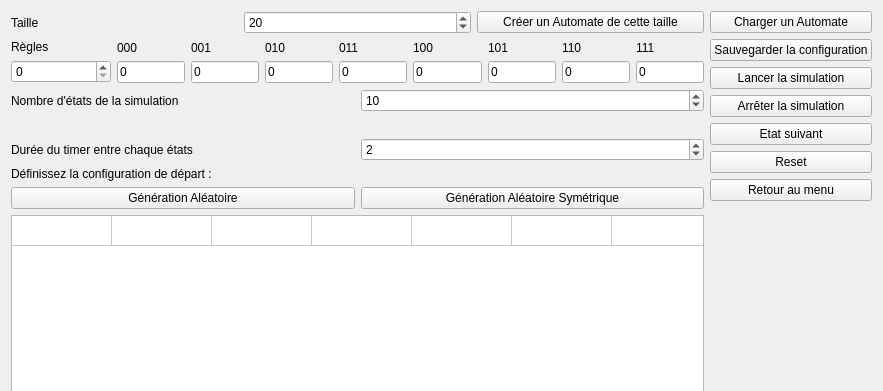
Above: automate_1d.ui from artemisart/lo21-gameoflife before the change; both pictures show x 0 to 883 and y 0 to 391 of the 883 by 734 pixel window. Below: the same form after it.
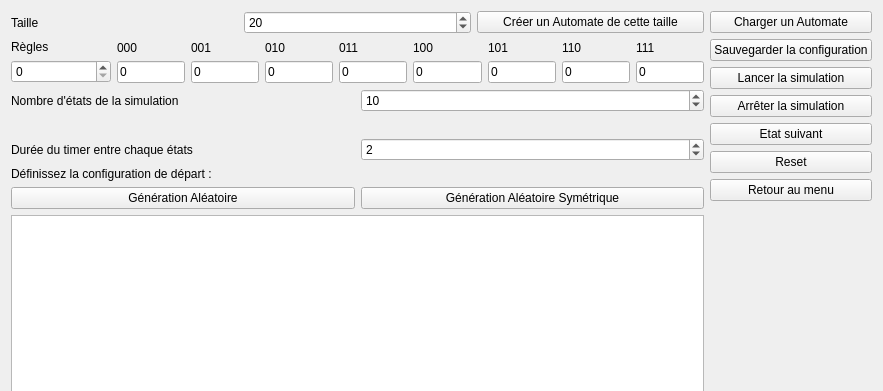
That is the form after the change.

```diff
--- a/automate_1d.ui
+++ b/automate_1d.ui
@@ -333,106 +333,6 @@
          <string>Nouvelle ligne</string>
         </property>
        </row>
-       <column>
-        <property name="text">
-         <string>Nouvelle colonne</string>
-        </property>
-       </column>
-       <column>
-        <property name="text">
-         <string>Nouvelle colonne</string>
-        </property>
-       </column>
-       <column>
-        <property name="text">
-         <string>Nouvelle colonne</string>
-        </property>
-       </column>
-       <column>
-        <property name="text">
-         <string>Nouvelle colonne</string>
-        </property>
-       </column>
-       <column>
-        <property name="text">
-         <string>Nouvelle colonne</string>
-        </property>
-       </column>
-       <column>
-        <property name="text">
-         <string>Nouvelle colonne</string>
-        </property>
-       </column>
-       <column>
-        <property name="text">
-         <string>Nouvelle colonne</string>
-        </property>
-       </column>
-       <column>
-        <property name="text">
-         <string>Nouvelle colonne</string>
-        </property>
-       </column>
-       <column>
-        <property name="text">
-         <string>Nouvelle colonne</string>
-        </property>
-       </column>
-       <column>
-        <property name="text">
-         <string>Nouvelle colonne</string>
-        </property>
-       </column>
-       <column>
-        <property name="text">
-         <string>Nouvelle colonne</string>
-        </property>
-       </column>
-       <column>
-        <property name="text">
-         <string>Nouvelle colonne</string>
-        </property>
-       </column>
-       <column>
-        <property name="text">
-         <string>Nouvelle colonne</string>
-        </property>
-       </column>
-       <column>
-        <property name="text">
-         <string>Nouvelle colonne</string>
-        </property>
-       </column>
-       <column>
-        <property name="text">
-         <string>Nouvelle colonne</string>
-        </property>
-       </column>
-       <column>
-        <property name="text">
-         <string>Nouvelle colonne</string>
-        </property>
-       </column>
-       <column>
-        <property name="text">
-         <string>Nouvelle colonne</string>
-        </property>
-       </column>
-       <column>
-        <property name="text">
-         <string>Nouvelle colonne</string>
-        </property>
-       </column>
-       <column>
-        <property name="text">
-         <string>Nouvelle colonne</string>
-        </property>
-       </column>
-       <column>
-        <property name="text">
-         <string>Nouvelle colonne</string>
-        </property>
-       </column>
       </widget>
      </item>
      <item>
```
